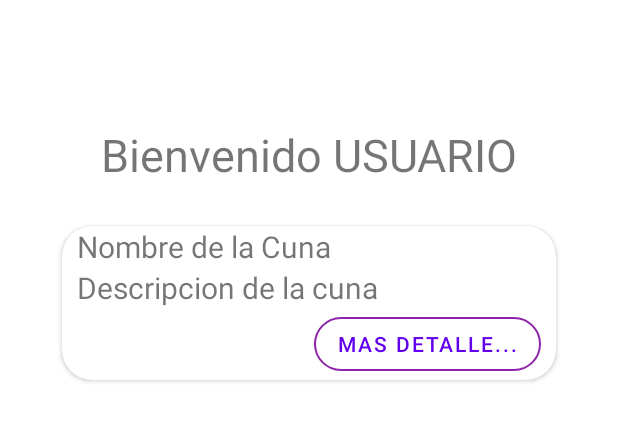
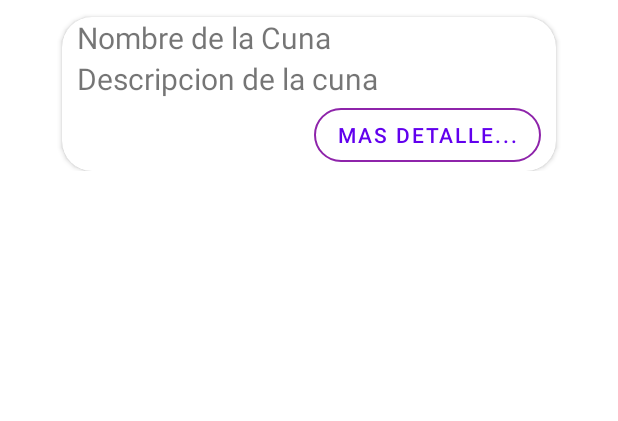
Before and after one commit to JoseLCS2003/BabyCrib, an Android app: the layout item.xml on its own in the app's theme, with its tools: preview values and no code run, on a phone screen of 412 x 824 dp. Shown: the top 421 px of the screen. Run offline under Robolectric (Android 15) with nearby library versions, the phone set to English and light mode, and no system bars; network calls fail.

Commit message:
Modificacion url

```diff
--- a/app/src/main/java/com/example/babycrib/MainActivity.java
+++ b/app/src/main/java/com/example/babycrib/MainActivity.java
@@ -84,8 +84,8 @@ public class MainActivity extends AppCompatActivity {
             e.printStackTrace();
         }
         JsonObjectRequest jsonObjectRequest = new JsonObjectRequest(
-                Request.Method.POST,
-                "http://192.168.100.180:8000/api/logging",
+                Request.Method.POST,getSharedPreferences("credenciales",MODE_PRIVATE).getString(
+                "url","http://0.0.0.0/")+"logging",
                 datos,
                 new Response.Listener<JSONObject>() {
                     @Override
--- a/app/src/main/java/com/example/babycrib/Registrase.java
+++ b/app/src/main/java/com/example/babycrib/Registrase.java
@@ -73,10 +73,9 @@ public class Registrase extends AppCompatActivity {
         } catch (JSONException e) {
             e.printStackTrace();
         }
-        String url="http://192.168.100.180:8000/api/logup";
         JsonObjectRequest jsonObjectRequest = new JsonObjectRequest(
-                Request.Method.POST,
-                url,
+                Request.Method.POST,getSharedPreferences("credenciales",MODE_PRIVATE).getString(
+                "url","http://0.0.0.0/")+"logup",
                 persona,
                 new Response.Listener<JSONObject>() {
                     @Override
@@ -99,7 +98,6 @@ public class Registrase extends AppCompatActivity {
                 new Response.ErrorListener() {
                     @Override
                     public void onErrorResponse(VolleyError error) {
-
                         Toast.makeText(Registrase.this, "Error al momento de registrar", Toast.LENGTH_SHORT).show();
                     }
                 }
--- a/app/src/main/java/com/example/babycrib/inicio.java
+++ b/app/src/main/java/com/example/babycrib/inicio.java
@@ -18,6 +18,11 @@ public class inicio extends AppCompatActivity {
         splash();
     }
     public void splash(){
+        SharedPreferences preferences =getSharedPreferences("credenciales", Context.MODE_PRIVATE);
+        SharedPreferences.Editor editor = preferences.edit();
+        editor.putString("arduiono","aio_TZdt143aF1doR4Q8tmLHS0j1ALZU");
+        editor.putString("url","http://34.203.216.195/api/");
+        editor.commit();
         CountDownTimer t =new CountDownTimer(5000,1000) {
             @Override
             public void onTick(long l) {
@@ -26,7 +31,6 @@ public class inicio extends AppCompatActivity {
 
             @Override
             public void onFinish() {
-                SharedPreferences preferences =getSharedPreferences("credenciales", Context.MODE_PRIVATE);
                 if(preferences.getString("token","error") != "error"){
                     Intent i=new Intent(getApplicationContext(),Home.class);
                     startActivity(i);
--- a/app/src/main/res/layout/item.xml
+++ b/app/src/main/res/layout/item.xml
@@ -1,7 +1,8 @@
 <?xml version="1.0" encoding="utf-8"?>
 <androidx.constraintlayout.widget.ConstraintLayout xmlns:android="http://schemas.android.com/apk/res/android"
+    xmlns:tools="http://schemas.android.com/tools"
     android:layout_width="match_parent"
-    android:layout_height="match_parent"
+    android:layout_height="wrap_content"
     xmlns:app="http://schemas.android.com/apk/res-auto">
 
     <androidx.constraintlayout.widget.Guideline
@@ -30,56 +31,46 @@
         android:orientation="horizontal"
         app:layout_constraintGuide_percent="0.9"/>
 
-    <TextView
-        android:id="@+id/textoUsuario"
-        android:layout_width="wrap_content"
-        android:layout_height="wrap_content"
-        android:text="Bienvenido USUARIO"
-        android:textSize="30dp"
-        app:layout_constraintEnd_toStartOf="@+id/end"
-        app:layout_constraintStart_toStartOf="@+id/start"
-        app:layout_constraintTop_toTopOf="@+id/top"
-        app:layout_constraintBottom_toTopOf="@id/cuna"/>
-
     <androidx.cardview.widget.CardView
         android:id="@+id/cuna"
         android:layout_width="0dp"
         android:layout_height="wrap_content"
-        android:layout_marginTop="27dp"
         app:cardCornerRadius="20dp"
+        app:layout_constraintTop_toTopOf="@id/top"
         app:layout_constraintEnd_toEndOf="@id/end"
-    app:layout_constraintTop_toBottomOf="@id/textoUsuario"
         app:layout_constraintStart_toStartOf="@+id/start"
-        >
+        tools:layout_editor_absoluteY="86dp">
+
         <LinearLayout
             android:layout_width="match_parent"
             android:layout_height="match_parent"
             android:orientation="vertical">
+
             <TextView
-                android:layout_marginStart="10dp"
+                android:id="@+id/cunaName"
                 android:layout_width="wrap_content"
                 android:layout_height="wrap_content"
+                android:layout_marginStart="10dp"
                 android:text="Nombre de la Cuna"
-                android:textSize="20sp"
-                />
+                android:textSize="20sp" />
 
             <TextView
-                android:layout_marginStart="10dp"
+                android:id="@+id/cunaDesc"
                 android:layout_width="wrap_content"
                 android:layout_height="wrap_content"
+                android:layout_marginStart="10dp"
                 android:text="Descripcion de la cuna"
-                android:textSize="20sp"
-                />
+                android:textSize="20sp" />
+
             <Button
-                android:layout_marginEnd="10dp"
+                style="?attr/materialButtonOutlinedStyle"
                 android:layout_width="wrap_content"
                 android:layout_height="wrap_content"
+                android:layout_gravity="end"
+                android:layout_marginEnd="10dp"
                 android:text="mas detalle..."
                 app:cornerRadius="20dp"
-                style="?attr/materialButtonOutlinedStyle"
-                app:strokeColor="#8E24AA"
-                android:layout_gravity="end"
-                />
+                app:strokeColor="#8E24AA" />
         </LinearLayout>
     </androidx.cardview.widget.CardView>
 
```
Also changed, not shown: app/src/main/java/com/example/babycrib/Adaptadores/CunaAdaptador.java (+20 -4 lines), app/src/main/java/com/example/babycrib/AgregarCuna.java (+8 -5 lines), app/src/main/java/com/example/babycrib/Home.java (+54 -1 lines), app/src/main/java/com/example/babycrib/Modelos/Cuna.java (added, +18 -0 lines).
